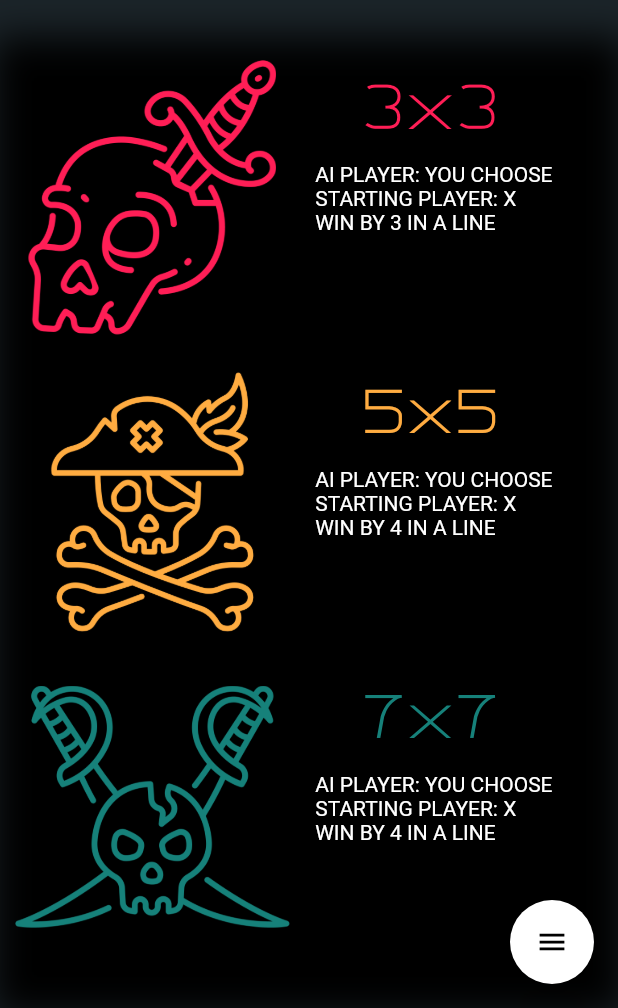
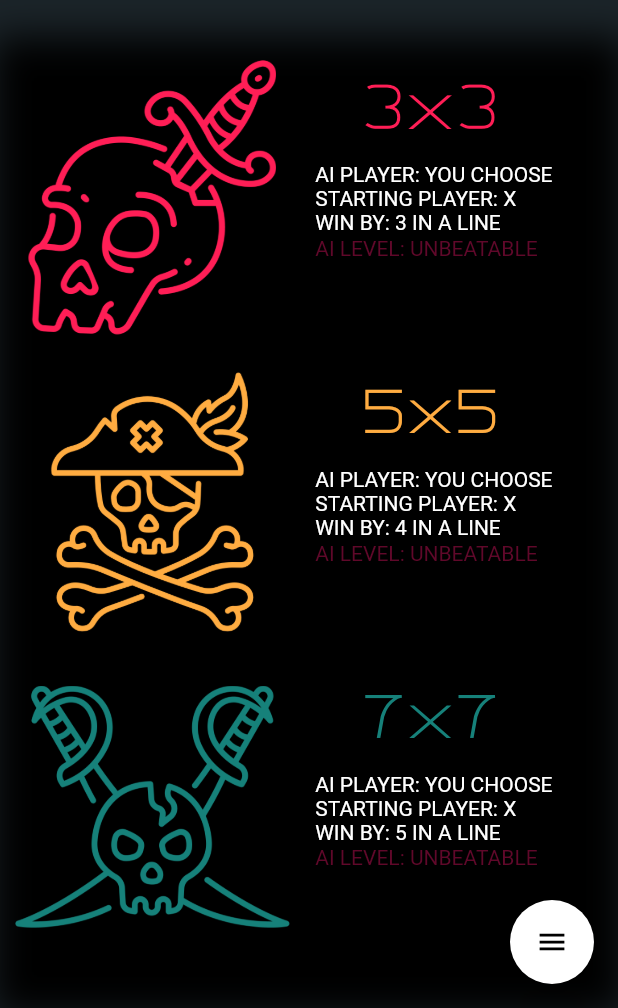
Before and after one commit to spsina/tictactoe_the_unbeatable, a Flutter app: the screen it shows after launch, on a phone screen of 412 x 824 dp, the part 228-1236 px from its top. Run offline on Flutter 3.47's test engine with Material 2 defaults, Android fonts, the phone set to English and light mode, and no system bars; drawn by our look-alikes of flutter_speed_dial; our stand-ins replace flare_flutter, fluttertoast, share, tuple, uni_links, vibration and 1 more; missing offline and left inert: mutex; network calls fail; statements that could not run were skipped.

Commit message:
ai level tag added | ai changes

```diff
--- a/lib/game/ai.dart
+++ b/lib/game/ai.dart
@@ -92,7 +92,7 @@ Tuple2 <int, int> alphaBeta(Board board){
     return Tuple2(middle, middle);
   }
   // if it's the first move, always place a symbol diagonal to the opponent
-  else if (board.possibleMoves.length == board.maxMoves -1){
+  else if (board.possibleMoves.length >= board.maxMoves - 2){
       var theMoves = List();
       for (var i = -1; i<2; i+=2) {
         for (var j = -1; j < 2;j+=2) {
--- a/lib/pages/battleSelect/components/battleOptionWrapper.dart
+++ b/lib/pages/battleSelect/components/battleOptionWrapper.dart
@@ -15,8 +15,8 @@ class BattleOptionWrapper extends StatelessWidget{
   final String starter;              // player that starts the game
   final GameMode gameMode;           // Local, with ai, or online
   final String imgPath;              // an image to be shown for the level
-  final int winBy;
-  final bool isCustom;
+  final int winBy;                   // number of symbols in a line to win
+  final bool isCustom;               // is it an option created by the user
 
   const BattleOptionWrapper({Key key, this.color, this.size, this.aiPlayer,
     this.starter, this.gameMode, this.imgPath, this.winBy, this.isCustom}) : super(key: key);
@@ -72,7 +72,12 @@ class BattleOptionWrapper extends StatelessWidget{
                   children: <Widget>[
                     Text("AI PLAYER: " + aiPlayerStr, style: _styleInfo ),
                     Text("STARTING PLAYER: " + starter, style: _styleInfo,),
-                    Text("WIN BY " + winBy.toString() + " IN A LINE", style: _styleInfo ),
+                    Text("WIN BY: " + winBy.toString() + " IN A LINE", style: _styleInfo ),
+                    !isCustom ?
+                    Container(
+                      margin: EdgeInsets.only(top:1),
+                      child:Text("AI LEVEL: UNBEATABLE " , style:TextStyle (color : Color(0xaa900c3f), fontSize: 14, fontFamily: "")),
+                    ) : SizedBox(),
                     Opacity(
                       opacity: isCustom ? 1.0: 0.0,
                       child: Container (
--- a/lib/pages/battleSelect/components/battleOptions.dart
+++ b/lib/pages/battleSelect/components/battleOptions.dart
@@ -58,7 +58,7 @@ class BattleOptions extends StatelessWidget{
               starter: "X",
               color: Color(0xff16817a),
               size: 7,
-              winBy: 4,
+              winBy: 5,
               gameMode: GameMode.AI,
               imgPath: "assets/images/battleSelect/7x7.png",
               isCustom: false,
```
